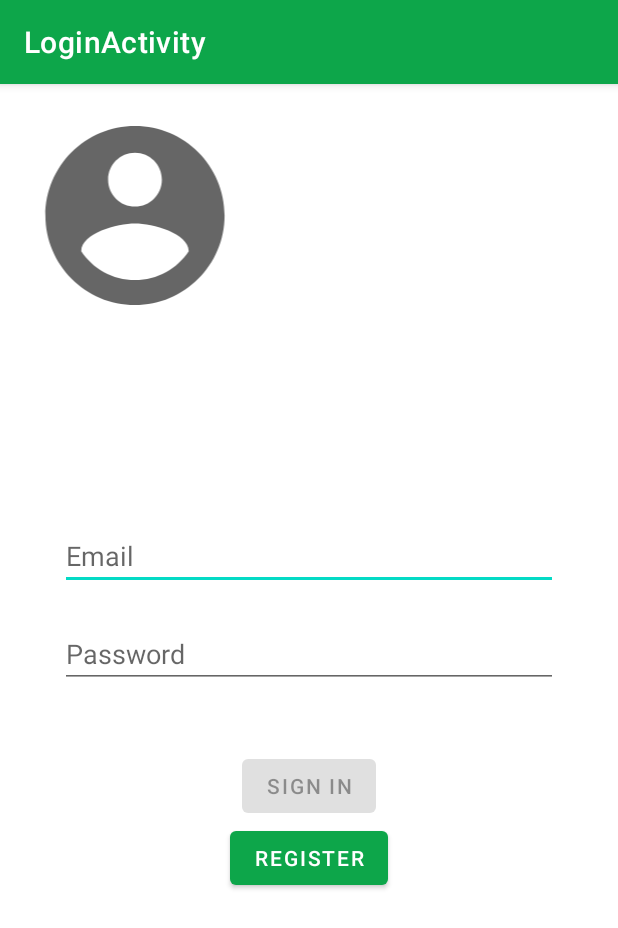
After one commit to Anggito28/Workshop_Mobile_Project, an Android app: the LoginActivity screen opened directly, with no data from a screen before it, on a phone screen of 412 x 824 dp. The commit adds this screen. Shown: the top 928 px of the screen. Run offline under Robolectric (Android 15) with nearby library versions, the phone set to English and light mode, and no system bars.

Commit message:
login activity

```diff
--- a/Rudibonsai/app/build.gradle
+++ b/Rudibonsai/app/build.gradle
@@ -38,6 +38,7 @@ dependencies {
     implementation 'androidx.lifecycle:lifecycle-livedata-ktx:2.3.1'
     implementation 'androidx.lifecycle:lifecycle-viewmodel-ktx:2.3.1'
     implementation 'androidx.legacy:legacy-support-v4:1.0.0'
+    implementation 'androidx.annotation:annotation:1.1.0'
     testImplementation 'junit:junit:4.+'
     androidTestImplementation 'androidx.test.ext:junit:1.1.2'
     androidTestImplementation 'androidx.test.espresso:espresso-core:3.3.0'
--- a/Rudibonsai/app/src/main/AndroidManifest.xml
+++ b/Rudibonsai/app/src/main/AndroidManifest.xml
@@ -10,6 +10,9 @@
         android:supportsRtl="true"
         android:theme="@style/Theme.Rudibonsai">
         <activity
+            android:name=".ui.login.LoginActivity"
+            android:label="@string/title_activity_login"></activity>
+        <activity
             android:name=".MainActivity"
             android:label="@string/app_name">
             <intent-filter>
--- /dev/null
+++ b/Rudibonsai/app/src/main/java/com/kelompok2/rudibonsai/data/LoginRepository.java
@@ -0,0 +1,54 @@
+package com.kelompok2.rudibonsai.data;
+
+import com.kelompok2.rudibonsai.data.model.LoggedInUser;
+
+/**
+ * Class that requests authentication and user information from the remote data source and
+ * maintains an in-memory cache of login status and user credentials information.
+ */
+public class LoginRepository {
+
+    private static volatile LoginRepository instance;
+
+    private LoginDataSource dataSource;
+
+    // If user credentials will be cached in local storage, it is recommended it be encrypted
+    // @see https://developer.android.com/training/articles/keystore
+    private LoggedInUser user = null;
+
+    // private constructor : singleton access
+    private LoginRepository(LoginDataSource dataSource) {
+        this.dataSource = dataSource;
+    }
+
+    public static LoginRepository getInstance(LoginDataSource dataSource) {
+        if (instance == null) {
+            instance = new LoginRepository(dataSource);
+        }
+        return instance;
+    }
+
+    public boolean isLoggedIn() {
+        return user != null;
+    }
+
+    public void logout() {
+        user = null;
+        dataSource.logout();
+    }
+
+    private void setLoggedInUser(LoggedInUser user) {
+        this.user = user;
+        // If user credentials will be cached in local storage, it is recommended it be encrypted
+        // @see https://developer.android.com/training/articles/keystore
+    }
+
+    public Result<LoggedInUser> login(String username, String password) {
+        // handle login
+        Result<LoggedInUser> result = dataSource.login(username, password);
+        if (result instanceof Result.Success) {
+            setLoggedInUser(((Result.Success<LoggedInUser>) result).getData());
+        }
+        return result;
+    }
+}
--- /dev/null
+++ b/Rudibonsai/app/src/main/java/com/kelompok2/rudibonsai/ui/login/LoginActivity.java
@@ -0,0 +1,131 @@
+package com.kelompok2.rudibonsai.ui.login;
+
+import android.app.Activity;
+
+import androidx.lifecycle.Observer;
+import androidx.lifecycle.ViewModelProvider;
+
+import android.os.Bundle;
+
+import androidx.annotation.Nullable;
+import androidx.annotation.StringRes;
+import androidx.appcompat.app.AppCompatActivity;
+
+import android.text.Editable;
+import android.text.TextWatcher;
+import android.view.KeyEvent;
+import android.view.View;
+import android.view.inputmethod.EditorInfo;
+import android.widget.Button;
+import android.widget.EditText;
+import android.widget.ProgressBar;
+import android.widget.TextView;
+import android.widget.Toast;
+
+import com.kelompok2.rudibonsai.R;
+import com.kelompok2.rudibonsai.ui.login.LoginViewModel;
+import com.kelompok2.rudibonsai.ui.login.LoginViewModelFactory;
+
+public class LoginActivity extends AppCompatActivity {
+
+    private LoginViewModel loginViewModel;
+
+    @Override
+    public void onCreate(Bundle savedInstanceState) {
+        super.onCreate(savedInstanceState);
+        setContentView(R.layout.activity_login);
+        loginViewModel = new ViewModelProvider(this, new LoginViewModelFactory())
+                .get(LoginViewModel.class);
+
+        final EditText usernameEditText = findViewById(R.id.username);
+        final EditText passwordEditText = findViewById(R.id.password);
+        final Button loginButton = findViewById(R.id.login);
+        final ProgressBar loadingProgressBar = findViewById(R.id.loading);
+
+        loginViewModel.getLoginFormState().observe(this, new Observer<LoginFormState>() {
+            @Override
+            public void onChanged(@Nullable LoginFormState loginFormState) {
+                if (loginFormState == null) {
+                    return;
+                }
+                loginButton.setEnabled(loginFormState.isDataValid());
+                if (loginFormState.getUsernameError() != null) {
+                    usernameEditText.setError(getString(loginFormState.getUsernameError()));
+                }
+                if (loginFormState.getPasswordError() != null) {
+                    passwordEditText.setError(getString(loginFormState.getPasswordError()));
+                }
+            }
+        });
+
+        loginViewModel.getLoginResult().observe(this, new Observer<LoginResult>() {
+            @Override
+            public void onChanged(@Nullable LoginResult loginResult) {
+                if (loginResult == null) {
+                    return;
+                }
+                loadingProgressBar.setVisibility(View.GONE);
+                if (loginResult.getError() != null) {
+                    showLoginFailed(loginResult.getError());
+                }
+                if (loginResult.getSuccess() != null) {
+                    updateUiWithUser(loginResult.getSuccess());
+                }
+                setResult(Activity.RESULT_OK);
+
+                //Complete and destroy login activity once successful
+                finish();
+            }
+        });
+
+        TextWatcher afterTextChangedListener = new TextWatcher() {
+            @Override
+            public void beforeTextChanged(CharSequence s, int start, int count, int after) {
+                // ignore
+            }
+
+            @Override
+            public void onTextChanged(CharSequence s, int start, int before, int count) {
+                // ignore
+            }
+
+            @Override
+            public void afterTextChanged(Editable s) {
+                loginViewModel.loginDataChanged(usernameEditText.getText().toString(),
+                        passwordEditText.getText().toString());
+            }
+        };
+        usernameEditText.addTextChangedListener(afterTextChangedListener);
+        passwordEditText.addTextChangedListener(afterTextChangedListener);
+        passwordEditText.setOnEditorActionListener(new TextView.OnEditorActionListener() {
+
+            @Override
+            public boolean onEditorAction(TextView v, int actionId, KeyEvent event) {
+                if (actionId == EditorInfo.IME_ACTION_DONE) {
+                    loginViewModel.login(usernameEditText.getText().toString(),
+                            passwordEditText.getText().toString());
+                }
+                return false;
+            }
+        });
+
+        loginButton.setOnClickListener(new View.OnClickListener() {
+            @Override
+            public void onClick(View v) {
+                loadingProgressBar.setVisibility(View.VISIBLE);
+                loginViewModel.login(usernameEditText.getText().toString(),
+                        passwordEditText.getText().toString());
+            }
+        });
+    }
+
+    private void updateUiWithUser(LoggedInUserView model) {
+        String welcome = getString(R.string.welcome) + model.getDisplayName();
+        // TODO : initiate successful logged in experience
+        Toast.makeText(getApplicationContext(), welcome, Toast.LENGTH_LONG).show();
+    }
+
+    private void showLoginFailed(@StringRes Integer errorString) {
+        Toast.makeText(getApplicationContext(), errorString, Toast.LENGTH_SHORT).show();
+    }
+}
--- /dev/null
+++ b/Rudibonsai/app/src/main/java/com/kelompok2/rudibonsai/ui/login/LoginViewModel.java
@@ -0,0 +1,70 @@
+package com.kelompok2.rudibonsai.ui.login;
+
+import androidx.lifecycle.LiveData;
+import androidx.lifecycle.MutableLiveData;
+import androidx.lifecycle.ViewModel;
+
+import android.util.Patterns;
+
+import com.kelompok2.rudibonsai.data.LoginRepository;
+import com.kelompok2.rudibonsai.data.Result;
+import com.kelompok2.rudibonsai.data.model.LoggedInUser;
+import com.kelompok2.rudibonsai.R;
+
+public class LoginViewModel extends ViewModel {
+
+    private MutableLiveData<LoginFormState> loginFormState = new MutableLiveData<>();
+    private MutableLiveData<LoginResult> loginResult = new MutableLiveData<>();
+    private LoginRepository loginRepository;
+
+    LoginViewModel(LoginRepository loginRepository) {
+        this.loginRepository = loginRepository;
+    }
+
+    LiveData<LoginFormState> getLoginFormState() {
+        return loginFormState;
+    }
+
+    LiveData<LoginResult> getLoginResult() {
+        return loginResult;
+    }
+
+    public void login(String username, String password) {
+        // can be launched in a separate asynchronous job
+        Result<LoggedInUser> result = loginRepository.login(username, password);
+
+        if (result instanceof Result.Success) {
+            LoggedInUser data = ((Result.Success<LoggedInUser>) result).getData();
+            loginResult.setValue(new LoginResult(new LoggedInUserView(data.getDisplayName())));
+        } else {
+            loginResult.setValue(new LoginResult(R.string.login_failed));
+        }
+    }
+
+    public void loginDataChanged(String username, String password) {
+        if (!isUserNameValid(username)) {
+            loginFormState.setValue(new LoginFormState(R.string.invalid_username, null));
+        } else if (!isPasswordValid(password)) {
+            loginFormState.setValue(new LoginFormState(null, R.string.invalid_password));
+        } else {
+            loginFormState.setValue(new LoginFormState(true));
+        }
+    }
+
+    // A placeholder username validation check
+    private boolean isUserNameValid(String username) {
+        if (username == null) {
+            return false;
+        }
+        if (username.contains("@")) {
+            return Patterns.EMAIL_ADDRESS.matcher(username).matches();
+        } else {
+            return !username.trim().isEmpty();
+        }
+    }
+
+    // A placeholder password validation check
+    private boolean isPasswordValid(String password) {
+        return password != null && password.trim().length() > 5;
+    }
+}
--- /dev/null
+++ b/Rudibonsai/app/src/main/java/com/kelompok2/rudibonsai/ui/login/LoginViewModelFactory.java
@@ -0,0 +1,26 @@
+package com.kelompok2.rudibonsai.ui.login;
+
+import androidx.lifecycle.ViewModel;
+import androidx.lifecycle.ViewModelProvider;
+import androidx.annotation.NonNull;
+
+import com.kelompok2.rudibonsai.data.LoginDataSource;
+import com.kelompok2.rudibonsai.data.LoginRepository;
+
+/**
+ * ViewModel provider factory to instantiate LoginViewModel.
+ * Required given LoginViewModel has a non-empty constructor
+ */
+public class LoginViewModelFactory implements ViewModelProvider.Factory {
+
+    @NonNull
+    @Override
+    @SuppressWarnings("unchecked")
+    public <T extends ViewModel> T create(@NonNull Class<T> modelClass) {
+        if (modelClass.isAssignableFrom(LoginViewModel.class)) {
+            return (T) new LoginViewModel(LoginRepository.getInstance(new LoginDataSource()));
+        } else {
+            throw new IllegalArgumentException("Unknown ViewModel class");
+        }
+    }
+}
--- /dev/null
+++ b/Rudibonsai/app/src/main/res/layout/activity_login.xml
@@ -0,0 +1,95 @@
+<?xml version="1.0" encoding="utf-8"?>
+<androidx.constraintlayout.widget.ConstraintLayout xmlns:android="http://schemas.android.com/apk/res/android"
+    xmlns:app="http://schemas.android.com/apk/res-auto"
+    xmlns:tools="http://schemas.android.com/tools"
+    android:id="@+id/container"
+    android:layout_width="match_parent"
+    android:layout_height="match_parent"
+    android:paddingLeft="@dimen/activity_horizontal_margin"
+    android:paddingTop="@dimen/activity_vertical_margin"
+    android:paddingRight="@dimen/activity_horizontal_margin"
+    android:paddingBottom="@dimen/activity_vertical_margin"
+    tools:context=".ui.login.LoginActivity">
+
+    <EditText
+        android:id="@+id/username"
+        android:layout_width="0dp"
+        android:layout_height="wrap_content"
+        android:layout_marginStart="24dp"
+        android:layout_marginTop="276dp"
+        android:layout_marginEnd="24dp"
+        android:hint="@string/prompt_email"
+        android:inputType="textEmailAddress"
+        android:selectAllOnFocus="true"
+        app:layout_constraintEnd_toEndOf="parent"
+        app:layout_constraintStart_toStartOf="parent"
+        app:layout_constraintTop_toTopOf="parent" />
+
+    <EditText
+        android:id="@+id/password"
+        android:layout_width="0dp"
+        android:layout_height="wrap_content"
+        android:layout_marginStart="24dp"
+        android:layout_marginTop="20dp"
+        android:layout_marginEnd="24dp"
+        android:hint="@string/prompt_password"
+        android:imeActionLabel="@string/action_sign_in_short"
+        android:imeOptions="actionDone"
+        android:inputType="textPassword"
+        android:selectAllOnFocus="true"
+        app:layout_constraintEnd_toEndOf="parent"
+        app:layout_constraintStart_toStartOf="parent"
+        app:layout_constraintTop_toBottomOf="@+id/username" />
+
+    <Button
+        android:id="@+id/login"
+        android:layout_width="wrap_content"
+        android:layout_height="wrap_content"
+        android:layout_gravity="start"
+        android:layout_marginStart="48dp"
+        android:layout_marginTop="16dp"
+        android:layout_marginEnd="48dp"
+        android:layout_marginBottom="64dp"
+        android:enabled="false"
+        android:text="@string/action_sign_in"
+        app:layout_constraintBottom_toBottomOf="parent"
+        app:layout_constraintEnd_toEndOf="parent"
+        app:layout_constraintStart_toStartOf="parent"
+        app:layout_constraintTop_toBottomOf="@+id/password"
+        app:layout_constraintVertical_bias="0.114" />
+
+    <ProgressBar
+        android:id="@+id/loading"
+        android:layout_width="wrap_content"
+        android:layout_height="wrap_content"
+        android:layout_gravity="center"
+        android:layout_marginStart="32dp"
+        android:layout_marginTop="64dp"
+        android:layout_marginEnd="32dp"
+        android:layout_marginBottom="64dp"
+        android:visibility="gone"
+        app:layout_constraintBottom_toBottomOf="parent"
+        app:layout_constraintEnd_toEndOf="@+id/password"
+        app:layout_constraintStart_toStartOf="@+id/password"
+        app:layout_constraintTop_toTopOf="parent"
+        app:layout_constraintVertical_bias="0.3" />
+
+    <Button
+        android:id="@+id/button"
+        android:layout_width="wrap_content"
+        android:layout_height="wrap_content"
+        android:text="@string/register"
+        app:layout_constraintBottom_toBottomOf="parent"
+        app:layout_constraintEnd_toEndOf="parent"
+        app:layout_constraintStart_toStartOf="parent"
+        app:layout_constraintTop_toBottomOf="@+id/login"
+        app:layout_constraintVertical_bias="0.0" />
+
+    <ImageView
+        android:id="@+id/imageView"
+        android:layout_width="148dp"
+        android:layout_height="143dp"
+        app:srcCompat="@drawable/ic_baseline_account_circle_24"
+        tools:layout_editor_absoluteX="111dp"
+        tools:layout_editor_absoluteY="101dp" />
+</androidx.constraintlayout.widget.ConstraintLayout>
--- a/Rudibonsai/app/src/main/res/values/strings.xml
+++ b/Rudibonsai/app/src/main/res/values/strings.xml
@@ -12,4 +12,14 @@
     <!-- TODO: Remove or change this placeholder text -->
     <string name="hello_blank_fragment">Hello blank fragment</string>
     <string name="category">Kategori</string>
+    <string name="title_activity_login">LoginActivity</string>
+    <string name="prompt_email">Email</string>
+    <string name="prompt_password">Password</string>
+    <string name="action_sign_in">Sign in</string>
+    <string name="action_sign_in_short">Sign in</string>
+    <string name="welcome">"Welcome !"</string>
+    <string name="invalid_username">Not a valid username</string>
+    <string name="invalid_password">Password must be >5 characters</string>
+    <string name="login_failed">"Login failed"</string>
+    <string name="register">Register</string>
 </resources>
```
Also changed, not shown: Rudibonsai/app/src/main/java/com/kelompok2/rudibonsai/data/LoginDataSource.java (added, +29 -0 lines), Rudibonsai/app/src/main/java/com/kelompok2/rudibonsai/data/Result.java (added, +48 -0 lines), Rudibonsai/app/src/main/java/com/kelompok2/rudibonsai/data/model/LoggedInUser.java (added, +23 -0 lines), Rudibonsai/app/src/main/java/com/kelompok2/rudibonsai/ui/login/LoggedInUserView.java (added, +17 -0 lines), Rudibonsai/app/src/main/java/com/kelompok2/rudibonsai/ui/login/LoginFormState.java (added, +40 -0 lines), Rudibonsai/app/src/main/java/com/kelompok2/rudibonsai/ui/login/LoginResult.java (added, +31 -0 lines).
